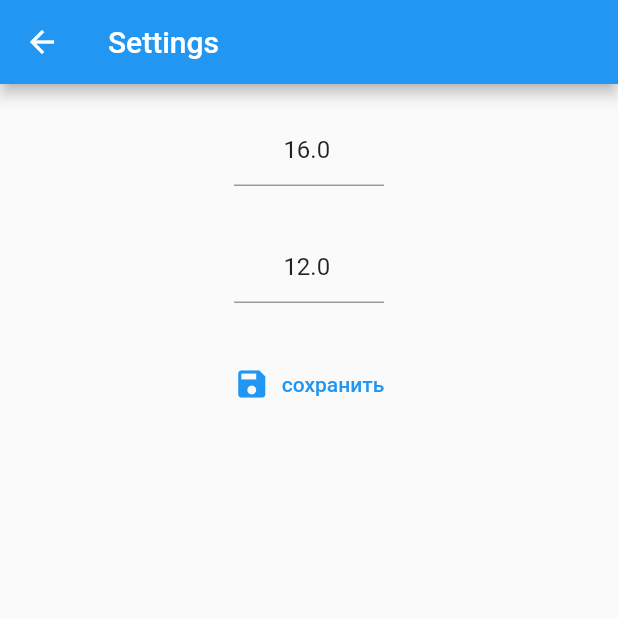
After one commit to SteveChepaykin/milky, a Flutter app: the SettingsScreen screen opened directly, on a phone screen of 412 x 824 dp, the top half of it. The commit adds this screen. Run offline on Flutter 3.47's test engine with Material 2 defaults, Android fonts, the phone set to English and light mode, and no system bars; our stand-ins replace cloud_firestore, firebase_auth, firebase_core, get, google_sign_in, grouped_list and 2 more; missing offline and left inert: encrypt; accounts and stored records are empty.

Commit message:
main functions - cypher, replying, settings, registration

```diff
--- a/lib/controllers/crypt_controller.dart
+++ b/lib/controllers/crypt_controller.dart
@@ -0,0 +1,17 @@
+import 'package:encrypt/encrypt.dart' as crypt;
+
+class Crypter {
+  static final key = crypt.Key.fromLength(32);
+  static final iv = crypt.IV.fromLength(16);
+  static final encrypter = crypt.Encrypter(crypt.AES(key));
+
+  static String encryptAES(String text) {
+    final crypted = encrypter.encrypt(text, iv: iv);
+    return crypted.base64;
+  }
+
+  static String decryptAES(String encryptedtext) {
+    final decrypted = encrypter.decrypt64(encryptedtext, iv: iv);
+    return decrypted;
+  }
+}
--- /dev/null
+++ b/lib/controllers/settings_controller.dart
@@ -0,0 +1,47 @@
+import 'package:get/get.dart';
+import 'package:shared_preferences/shared_preferences.dart';
+
+class SettingsController extends GetxController {
+  late double textsize;
+  late double bubbleradius;
+  late bool isDarkmode;
+  static const sizekey = 'size';
+  static const radkey = 'radius';
+  static const darkkey = 'darkmode';
+
+  late final SharedPreferences prefs;
+
+  // SettingsController() {
+  //   prefs = SharedPreferences.getInstance();
+  // }
+  Future<void> init() async {
+    prefs = await SharedPreferences.getInstance();
+    textsize = getSize()!;
+    bubbleradius = getRadius()!;
+    isDarkmode = getDarkmode()!;
+  }
+
+  Future<void> setRadius(double rad) {
+    return prefs.setDouble(radkey, rad);
+  }
+
+  Future<void> setSize(double size) {
+    return prefs.setDouble(sizekey, size);
+  }
+
+  Future<void> setDarkmode(bool isdark) {
+    return prefs.setBool(darkkey, isdark);
+  }
+
+  double? getSize() {
+    return prefs.containsKey(sizekey) ? prefs.getDouble(sizekey) : 16;
+  }
+
+  double? getRadius() {
+    return prefs.containsKey(radkey) ? prefs.getDouble(radkey) : 12;
+  }
+
+  bool? getDarkmode() {
+    return prefs.containsKey(darkkey) ? prefs.getBool(darkkey) : false;
+  }
+}
--- a/lib/main.dart
+++ b/lib/main.dart
@@ -3,10 +3,11 @@ import 'package:firebase_core/firebase_core.dart';
 import 'package:milky/controllers/chat_room_controller.dart';
 import 'package:milky/controllers/firebase_controller.dart';
 import 'package:get/get.dart';
+import 'package:milky/controllers/settings_controller.dart';
 import 'package:milky/models/user_model.dart';
 import 'package:milky/screens/home_chats_screen.dart';
 import 'package:milky/screens/log_in_screen.dart';
-import 'package:milky/screens/register_screen.dart';
+import 'package:milky/controllers/crypt_controller.dart';
 
 void main() async {
   WidgetsFlutterBinding.ensureInitialized();
@@ -14,8 +15,11 @@ void main() async {
   var fcont = FirebaseController();
   fcont.listenUserAuthState();
   var rcont = ChatRoomController();
+  var setcont = SettingsController();
+  await setcont.init();
   Get.put<FirebaseController>(fcont);
   Get.put<ChatRoomController>(rcont);
+  Get.put<SettingsController>(setcont);
   runApp(const MyApp());
 }
 
--- a/lib/models/chatroom_model.dart
+++ b/lib/models/chatroom_model.dart
@@ -11,6 +11,7 @@ class ChatRoom {
   late final RoomPurpose purpose;
   late final String? hostid;
   late final String? name;
+  late final String? roomphoto;
   // late DateTime? lastmessageTS;
   // late String? lastmessagesenderID;
   // late String? lastmessage;
@@ -32,6 +33,7 @@ class ChatRoom {
     }
     usersids = map['user_ids'] != null ? (map['user_ids'] as List<dynamic>).map((e) => e.toString()).toList() : throw 'NEED USERS IN CHAT $id';
     hostid = map['host_id'] != null ? map['host_id'] as String : null;
+    roomphoto  = map['roomphoto'] != null ? map['roomphoto'] as String : null;
     name = map['name'] != null ? map['name'] as String : null;
     lastmessageid = map['lastmessageid'] != null ? map['lastmessageid'] as String : null;
     // lastmessage = lm;
--- a/lib/models/user_model.dart
+++ b/lib/models/user_model.dart
@@ -11,7 +11,7 @@ class UserModel {
     email = map['email'] != null ? map['email'] as String : throw 'NEED EMAIL IN USER $id';
     nickname = map['nickname'] != null ? map['nickname'] as String : throw 'NEED NICKNAME IN USER $id';
     identifier = map['identifier'] != null ? map['identifier'] as String : throw 'NEED IDENTIFIER IN USER $id';
-    profilepicUrl = map['picture_url'] != null ? map['picture_url'] as String : null; //TODO: create a basic picture for people without pfp
+    profilepicUrl = map['picture_url'] != null ? map['picture_url'] as String : null;
     isonline = map['is_online'] != null ? map['is_online'] as bool : throw 'NEED STATUS IN USER $id';
     cloudtoken = map['cloud_token'] != null ? map['cloud_token'] as String : throw 'NEED TOKEN IN USER $id';
   }
--- a/lib/screens/chat_details_screen.dart
+++ b/lib/screens/chat_details_screen.dart
@@ -14,7 +14,7 @@ class ChatDetailsScreen extends StatelessWidget {
         var a = roomcont.thischatroom!.roomusers.values.toList()[index];
         return ListTile(
           title: Text(a.nickname),
-          leading: CircleAvatar(backgroundImage: NetworkImage(a.profilepicUrl!),),
+          leading: CircleAvatar(backgroundImage: NetworkImage(a.profilepicUrl != null ? a.profilepicUrl! : 'http://assets.stickpng.com/thumbs/585e4beacb11b227491c3399.png'),),
         );
       },
       itemCount: roomcont.thischatroom!.roomusers.length,),
--- /dev/null
+++ b/lib/screens/settings_screen.dart
@@ -0,0 +1,121 @@
+import 'package:flutter/material.dart';
+import 'package:get/get.dart';
+import 'package:milky/controllers/settings_controller.dart';
+
+class SettingsScreen extends StatefulWidget {
+  const SettingsScreen({Key? key}) : super(key: key);
+
+  @override
+  State<SettingsScreen> createState() => _SettingsScreenState();
+}
+
+class _SettingsScreenState extends State<SettingsScreen> {
+  final TextEditingController cont = TextEditingController();
+  final TextEditingController spdcont = TextEditingController();
+
+  @override
+  void initState() {
+    var a = Get.find<SettingsController>();
+    cont.text = a.getSize().toString();
+    spdcont.text = a.getRadius()!.toString();
+    // rad = a.getRadius()!;
+    super.initState();
+  }
+
+  @override
+  Widget build(BuildContext context) {
+    return Scaffold(
+      appBar: AppBar(
+        title: const Text('Settings'),
+      ),
+      body: SingleChildScrollView(
+        child: Padding(
+          padding: const EdgeInsets.all(20.0),
+          child: Column(
+            children: [
+              Row(
+                mainAxisAlignment: MainAxisAlignment.center,
+                children: [
+                  // const Text(
+                  //   "25 < ",
+                  //   style: TextStyle(color: Colors.white, fontSize: 20),
+                  // ),
+                  SizedBox(
+                    width: 100,
+                    child: TextField(
+                      textAlign: TextAlign.center,
+                      controller: cont,
+                      keyboardType: TextInputType.number,
+                      decoration: const InputDecoration(
+                        border: UnderlineInputBorder(borderSide: BorderSide(color: Colors.white)),
+                      ),
+                      // style: const TextStyle(color: Colors.white, fontSize: 25),
+                    ),
+                  ),
+                  // const Text(
+                  //   " > 55 ",
+                  //   style: TextStyle(color: Colors.white, fontSize: 20),
+                  // ),
+                ],
+              ),
+              const SizedBox(
+                height: 30,
+              ),
+              SizedBox(
+                width: 100,
+                child: TextField(
+                  textAlign: TextAlign.center,
+                  controller: spdcont,
+                  keyboardType: TextInputType.number,
+                  decoration: const InputDecoration(
+                    border: UnderlineInputBorder(borderSide: BorderSide(color: Colors.white)),
+                  ),
+                  // style: const TextStyle(color: Colors.white, fontSize: 25),
+                ),
+              ),
+              const SizedBox(
+                height: 30,
+              ),
+              TextButton.icon(
+                onPressed: () {
+                  var a = Get.find<SettingsController>();
+                  // a.changeFontSize(int.parse(cont.text));
+                  a.setSize(double.parse(cont.text));
+                  // a.changeSpeed(spd);
+                  a.setRadius(double.parse(spdcont.text));
+                  Navigator.pop(context);
+                },
+                icon: const Icon(
+                  Icons.save,
+                  // color: Colors.white,
+                ),
+                label: const Text(
+                  'сохранить',
+                  // style: TextStyle(color: Colors.white),
+                ),
+              ),
+            ],
+          ),
+        ),
+      ),
+    );
+  }
+
+  // Widget butn(int v) {
+  //   return ElevatedButton(
+  //     // style: ButtonStyle(backgroundColor: const Color.fromARGB(255, 28, 57, 78),),
+  //     style: ButtonStyle(backgroundColor: MaterialStateProperty.all(const Color.fromARGB(255, 28, 57, 78))),
+  //     onPressed: () {
+  //       setState(() {
+  //         spd = v;
+  //       });
+  //     },
+  //     child: Text(
+  //       v.toString(),
+  //       style: TextStyle(
+  //         color: spd == v ? Colors.amber : Colors.white,
+  //       ),
+  //     ),
+  //   );
+  // }
+}
--- a/pubspec.yaml
+++ b/pubspec.yaml
@@ -44,6 +44,7 @@ dependencies:
   # flutter_slidable: ^1.2.0
   swipe_to: ^1.0.2
   google_sign_in: ^5.2.4
+  shared_preferences: ^2.0.13
 
 dev_dependencies:
   flutter_test:
```
Also changed, not shown: lib/controllers/firebase_controller.dart (+18 -18 lines), lib/models/color_schemes.dart (added, +22 -0 lines), lib/screens/account_screen.dart (added, +24 -0 lines), lib/screens/chat_screen.dart (+16 -2 lines), lib/screens/create_screen.dart (+44 -57 lines), lib/screens/home_chats_screen.dart (+14 -12 lines), lib/widgets/creation_alert_dialog.dart (+14 -5 lines), lib/widgets/message_bubble.dart (+35 -16 lines), lib/widgets/message_input_field.dart (+8 -8 lines), lib/widgets/user_locker.dart (added, +75 -0 lines), pubspec.lock.
